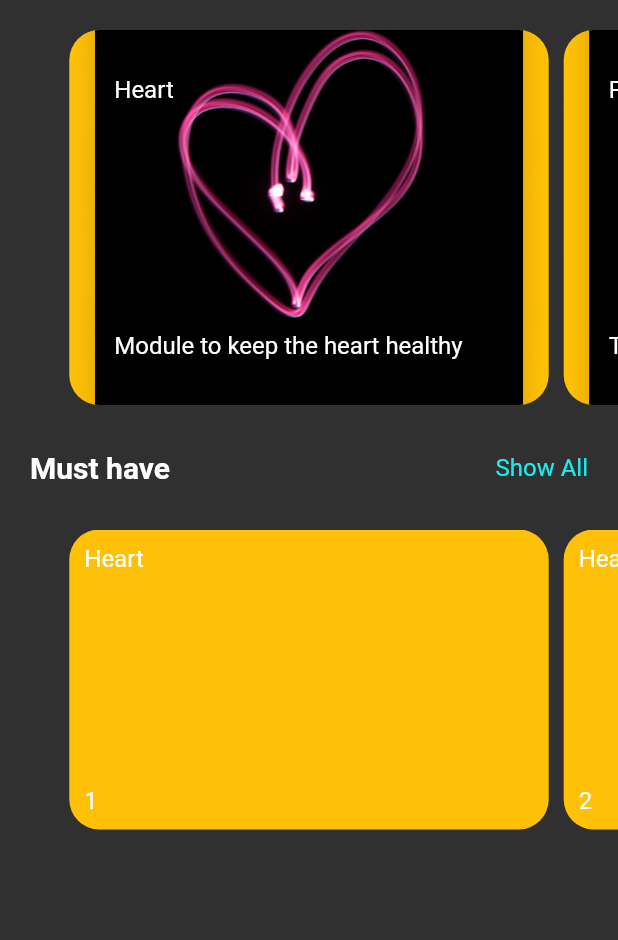
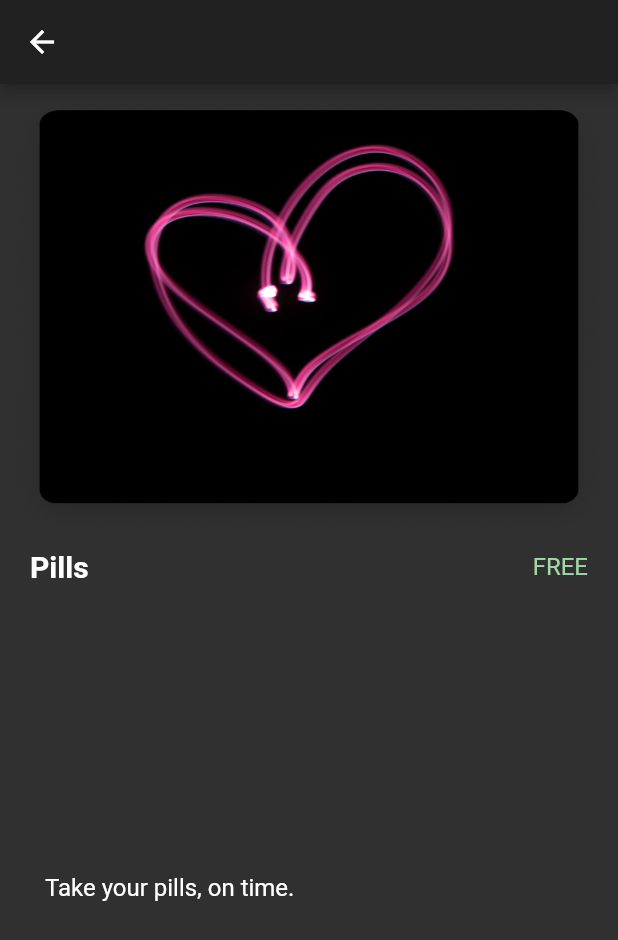
Before and after one commit to gauthamns/biohack20, a Flutter app: the MarketMainPage widget shown alone on an empty page, opened directly, after a tap on "Pills", on a phone screen of 412 x 824 dp. Shown: the top 940 px of the screen. Run offline on Flutter 3.47's test engine with Material 2 defaults, Android fonts, the phone set to English and light mode, and no system bars; drawn by our look-alikes of carousel_slider; our stand-ins replace dropdown_formfield, flutter_svg, shared_preferences; accounts and stored records are empty.

Commit message:
with detail page

```diff
--- /dev/null
+++ b/lib/app/marketplace/details_page.dart
@@ -0,0 +1,69 @@
+import 'package:flutter/material.dart';
+import 'package:hack20/app/dashboard/main_page.dart';
+import 'package:hack20/app/modules/add_module_button.dart';
+import 'package:hack20/data/module.dart';
+
+class DetailsPage extends StatelessWidget {
+  Module module;
+  DetailsPage(this.module);
+
+  @override
+  Widget build(BuildContext context) {
+    return Scaffold(
+      appBar: AppBar(),
+      body: Column(
+        children: [
+          Padding(
+            padding: const EdgeInsets.all(5.0),
+            child: Container(
+              height: 300,
+              width: double.infinity,
+              decoration: BoxDecoration(
+                  borderRadius: BorderRadius.circular(12),
+                  image: DecorationImage(
+                      image: AssetImage('${module.marketPlaceImg}'),
+                      fit: BoxFit.fill)),
+            ),
+          ),
+          Row(
+            mainAxisAlignment: MainAxisAlignment.spaceBetween,
+            children: [
+              Padding(
+                  padding: const EdgeInsets.only(left: 20),
+                  child: Row(
+                    children: [
+                      // Image.asset(module.image),
+                      Text(
+                        '${module.name}',
+                        style: TextStyle(
+                            fontSize: 20, fontWeight: FontWeight.bold),
+                      ),
+                    ],
+                  )),
+              Padding(
+                padding: const EdgeInsets.only(right: 20),
+                child: Text(
+                  'FREE',
+                  style: TextStyle(fontSize: 16, color: Colors.green[200]),
+                ),
+              ),
+            ],
+          ),
+          Expanded(
+            child: Align(
+              alignment: Alignment.centerLeft,
+              child: Padding(
+                padding: const EdgeInsets.only(left: 30.0, bottom: 30.0),
+                child: Text(
+                  module.description,
+                  style: TextStyle(fontSize: 16.0, color: Colors.white),
+                ),
+              ),
+            ),
+          ),
+          //  AddModuleButton(MainPage.pageDashboard);
+        ],
+      ),
+    );
+  }
+}
--- a/lib/app/marketplace/market_main_page.dart
+++ b/lib/app/marketplace/market_main_page.dart
@@ -1,6 +1,7 @@
 import 'package:carousel_slider/carousel_slider.dart';
 import 'package:flutter/cupertino.dart';
 import 'package:flutter/material.dart';
+import 'package:hack20/app/marketplace/details_page.dart';
 import 'package:hack20/data/all_modules.dart';
 
 class MarketMainPage extends StatelessWidget {
@@ -23,14 +24,17 @@ class MarketMainPage extends StatelessWidget {
                 return Builder(
                   builder: (BuildContext context) {
                     return InkWell(
-                      onTap: () {},
+                      onTap: () => Navigator.push(
+                          context,
+                          MaterialPageRoute(
+                              builder: (context) => DetailsPage(module))),
                       child: Container(
-                          width: MediaQuery.of(context).size.width,
+                          //width: MediaQuery.of(context).size.width,
                           margin: EdgeInsets.symmetric(horizontal: 5.0),
                           decoration: BoxDecoration(
                             image: DecorationImage(
                                 image: AssetImage(module.marketPlaceImg),
-                                fit: BoxFit.cover),
+                                fit: BoxFit.fill),
                             color: Colors.amber,
                             borderRadius: BorderRadius.circular(20),
                           ),
```
